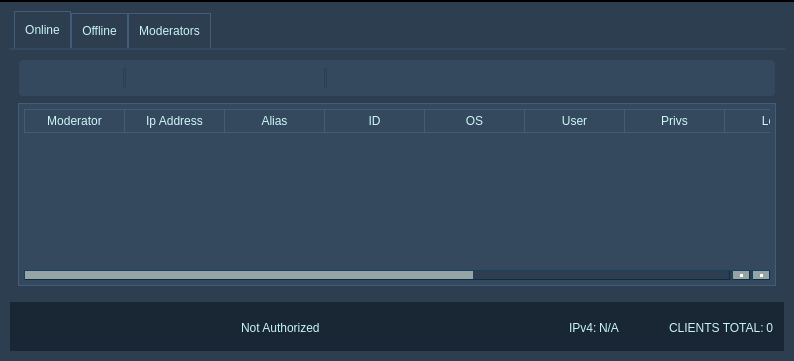
Qt form source/gui.ui (5l1v3r1/Moderat) before a commit.
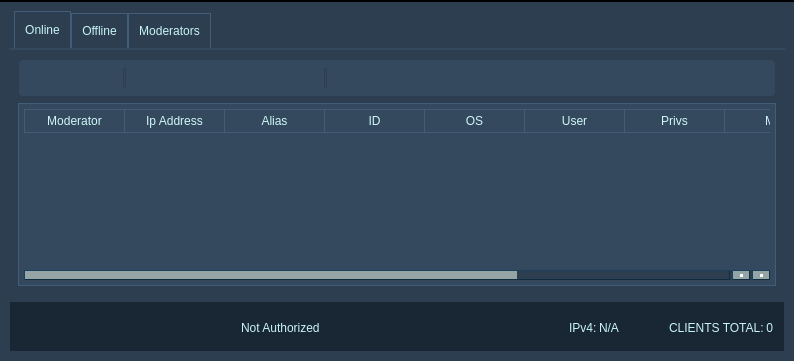
The same form after that commit. Icons and pictures are not drawn.

Commit message: remove lock&unlock (add self installer)

The edit to the form file:
```diff
--- a/source/gui.ui
+++ b/source/gui.ui
@@ -1011,11 +1011,6 @@
             <string>Privs</string>
            </property>
           </column>
-          <column>
-           <property name="text">
-            <string>Lock</string>
-           </property>
-          </column>
           <column>
            <property name="text">
             <string>Mic</string>
```
The commit also changes 5 other files.
